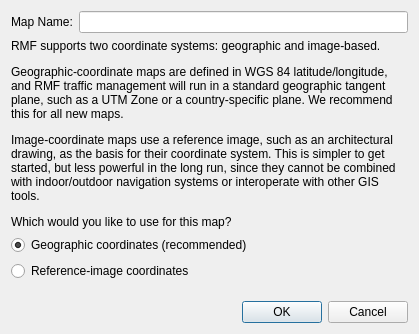
Qt form rmf_traffic_editor/gui/new_building_dialog.ui (ros2-gbp/rmf_traffic_editor-release) before a commit.
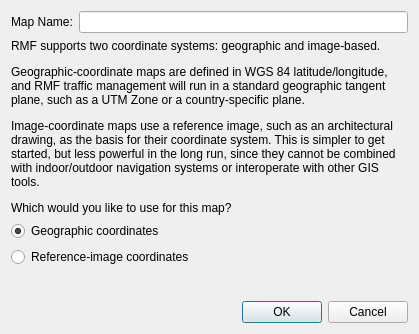
The same form after that commit.

The edit to the form file:
```diff
--- a/rmf_traffic_editor/gui/new_building_dialog.ui
+++ b/rmf_traffic_editor/gui/new_building_dialog.ui
@@ -46,7 +46,7 @@
       <enum>QFrame::Plain</enum>
      </property>
      <property name="text">
-      <string>&lt;html&gt;&lt;head/&gt;&lt;body&gt;&lt;p&gt;RMF supports two coordinate systems: geographic and image-based.&lt;/p&gt;&lt;p&gt;Geographic-coordinate maps are defined in WGS 84 latitude/longitude, and RMF traffic management will run in a standard geographic tangent plane, such as a UTM Zone or a country-specific plane. We recommend this for all new maps.&lt;/p&gt;&lt;p&gt;Image-coordinate maps use a reference image, such as an architectural drawing, as the basis for their coordinate system. This is simpler to get started, but less powerful in the long run, since they cannot be combined with indoor/outdoor navigation systems or interoperate with other GIS tools.&lt;/p&gt;&lt;p&gt;Which would you like to use for this map?&lt;/p&gt;&lt;/body&gt;&lt;/html&gt;</string>
+      <string>&lt;html&gt;&lt;head/&gt;&lt;body&gt;&lt;p&gt;RMF supports two coordinate systems: geographic and image-based.&lt;/p&gt;&lt;p&gt;Geographic-coordinate maps are defined in WGS 84 latitude/longitude, and RMF traffic management will run in a standard geographic tangent plane, such as a UTM Zone or a country-specific plane.&lt;/p&gt;&lt;p&gt;Image-coordinate maps use a reference image, such as an architectural drawing, as the basis for their coordinate system. This is simpler to get started, but less powerful in the long run, since they cannot be combined with indoor/outdoor navigation systems or interoperate with other GIS tools.&lt;/p&gt;&lt;p&gt;Which would you like to use for this map?&lt;/p&gt;&lt;/body&gt;&lt;/html&gt;</string>
      </property>
      <property name="wordWrap">
       <bool>true</bool>
@@ -56,7 +56,7 @@
    <item>
     <widget class="QRadioButton" name="geolocated_radio">
      <property name="text">
-      <string>Geographic coordinates (recommended)</string>
+      <string>Geographic coordinates</string>
      </property>
      <property name="checked">
       <bool>true</bool>
```
